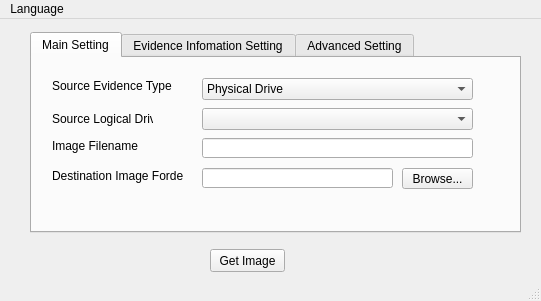
Old version of the form mainwindow.ui in the repository Hi-Im-darkness/FTKGui.
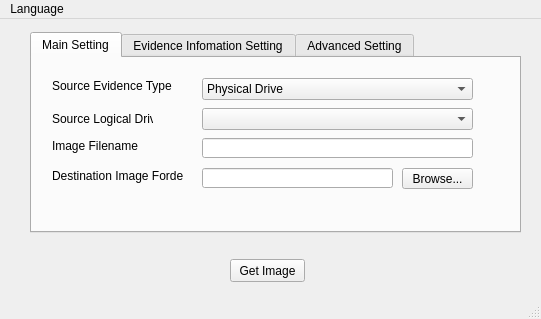
New version of the form.

The edit to the form file:
```diff
--- a/mainwindow.ui
+++ b/mainwindow.ui
@@ -7,7 +7,7 @@
     <x>0</x>
     <y>0</y>
     <width>541</width>
-    <height>301</height>
+    <height>319</height>
    </rect>
   </property>
   <property name="windowTitle">
@@ -17,8 +17,8 @@
    <widget class="QPushButton" name="pushButton">
     <property name="geometry">
      <rect>
-      <x>210</x>
-      <y>230</y>
+      <x>230</x>
+      <y>240</y>
       <width>75</width>
       <height>23</height>
      </rect>
```
Left out of the diff: 2 changed lines with no effect on the pictures.
